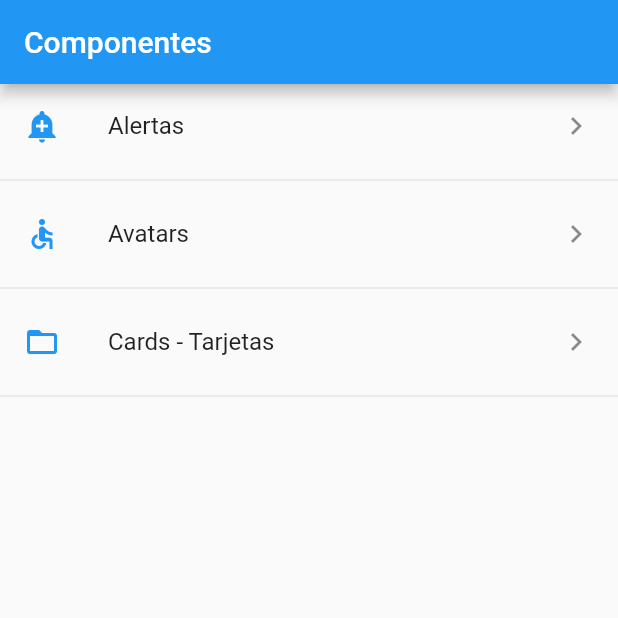
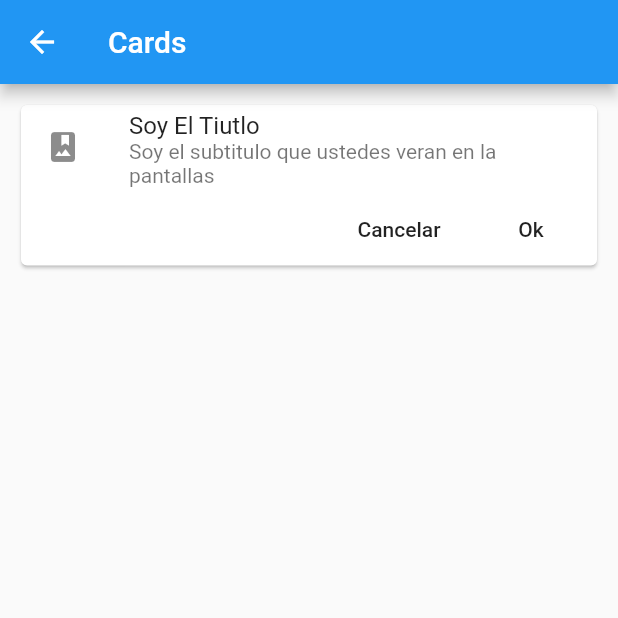
Before and after one commit to KevAlv/FlutterComponets, a Flutter app: the screen it shows after launch, after a tap on "Cards - Tarjetas", on a phone screen of 412 x 824 dp, the top half of it. Run offline on Flutter 3.47's test engine with Material 2 defaults, Android fonts, the phone set to English and light mode, and no system bars.

Commit message:
first card

```diff
--- a/lib/main.dart
+++ b/lib/main.dart
@@ -1,6 +1,5 @@
-import 'package:componentes/src/home_page.dart';
+import 'package:componentes/routes/routes.dart';
 import 'package:componentes/src/pages/alert_page.dart';
-import 'package:componentes/src/pages/avatar_page.dart';
 import 'package:flutter/material.dart';
 
 void main() => runApp(MyApp());
@@ -12,10 +11,11 @@ class MyApp extends StatelessWidget {
       title: 'Material App',
       debugShowCheckedModeBanner: false,
       initialRoute: '/',
-      routes: {
-        '/': (BuildContext context) => HomePage(),
-        'alert': (BuildContext context) => AlertPage(),
-        'avatar': (BuildContext context) => AvatarPage(),
+      routes: getRoutes(),
+      onGenerateRoute:(settings){
+        return MaterialPageRoute(
+          builder: (BuildContext context)=>AlertPage()
+        );
       },
     );
   }
--- /dev/null
+++ b/lib/routes/routes.dart
@@ -0,0 +1,14 @@
+import 'package:componentes/src/home_page.dart';
+import 'package:componentes/src/pages/alert_page.dart';
+import 'package:componentes/src/pages/avatar_page.dart';
+import 'package:componentes/src/pages/card_page.dart';
+import 'package:flutter/material.dart';
+
+getRoutes(){
+ return  {
+        '/': (BuildContext context) => HomePage(),
+        'alert': (BuildContext context) => AlertPage(),
+        'avatar': (BuildContext context) => AvatarPage(),
+        'card': (BuildContext context) => CardPage(),
+      };
+}
--- /dev/null
+++ b/lib/src/pages/card_page.dart
@@ -0,0 +1,49 @@
+import 'package:flutter/material.dart';
+
+class CardPage extends StatelessWidget {
+  const CardPage({Key key}) : super(key: key);
+
+  @override
+  Widget build(BuildContext context) {
+    return Scaffold(
+      appBar: AppBar(title: Text("Cards"),),
+      body: _listView(),
+          );
+        }
+
+        _listView() {
+          return ListView(
+            padding: EdgeInsets.all(10.0),
+            children: <Widget>[
+              _cardTipo1()
+            ],
+          );
+        }
+
+  _cardTipo1() {
+    return Card(
+      child: Column(
+        children: <Widget>[
+          ListTile(
+            leading: Icon(Icons.photo_album),
+            title: Text("Soy El Tiutlo"),
+            subtitle: Text("Soy el subtitulo que ustedes veran en la pantallas"),
+          ),
+          Row(
+            mainAxisAlignment: MainAxisAlignment.end,
+            children: <Widget>[
+              FlatButton(
+                child: Text("Cancelar"),
+                onPressed: (){},
+              ),
+              FlatButton(
+                child: Text("Ok"),
+                onPressed: (){},
+              ),
+            ],
+          )
+        ],
+      ),
+    );
+  }
+}
```
